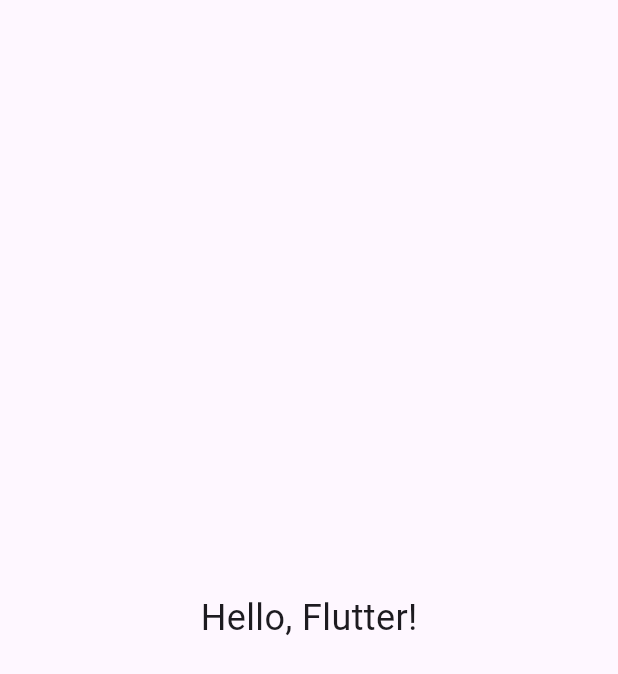
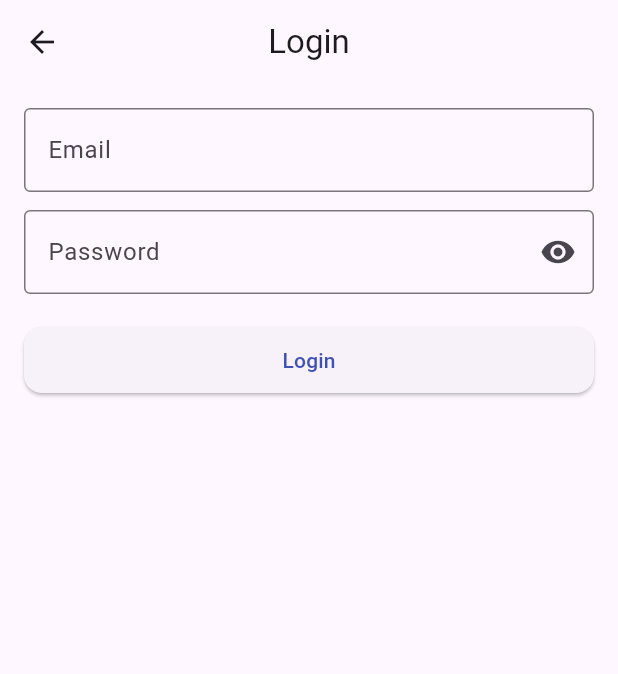
Before and after one commit to KhangTranManh/Final_Cross, a Flutter app: the screen it shows after launch, on a phone screen of 412 x 824 dp. Shown: the top 674 px of the screen. Run offline on Flutter 3.47's test engine with Material 3 defaults, Android fonts, the phone set to English and light mode, and no system bars.

Commit message:
update file

```diff
--- a/final_cross/lib/main.dart
+++ b/final_cross/lib/main.dart
@@ -1,23 +1,7 @@
 import 'package:flutter/material.dart';
+import 'src/app.dart';
 
 void main() {
-  runApp(const MyApp());
+  WidgetsFlutterBinding.ensureInitialized();
+  runApp(const App());
 }
-
-class MyApp extends StatelessWidget {
-  const MyApp({super.key});
-
-  @override
-  Widget build(BuildContext context) {
-    return const MaterialApp(
-      home: Scaffold(
-        body: Center(
-          child: Text(
-            'Hello, Flutter!',
-            style: TextStyle(fontSize: 24),
-          ),
-        ),
-      ),
-    );
-  }
-}
--- /dev/null
+++ b/final_cross/lib/src/app.dart
@@ -0,0 +1,22 @@
+import 'package:flutter/material.dart';
+import 'routes.dart';
+import 'theme.dart';
+import 'data/repositories/course_repository.dart';
+
+class App extends StatelessWidget {
+  const App({super.key});
+
+  @override
+  Widget build(BuildContext context) {
+    // Simple DI: pass repository into the router (replace with API later)
+    final courseRepo = CourseRepository.inMemory();
+
+    return MaterialApp(
+      title: 'E-Learning Demo',
+      theme: buildTheme(),
+      onGenerateRoute: (settings) => buildRoute(settings, courseRepo),
+      initialRoute: AppRoutes.login,
+      debugShowCheckedModeBanner: false,
+    );
+  }
+}
--- /dev/null
+++ b/final_cross/lib/src/constants/app_sizes.dart
@@ -0,0 +1,6 @@
+import 'package:flutter/widgets.dart';
+
+const gap8 = SizedBox(height: 8, width: 8);
+const gap12 = SizedBox(height: 12, width: 12);
+const gap16 = SizedBox(height: 16, width: 16);
+const pad16 = EdgeInsets.all(16);
--- /dev/null
+++ b/final_cross/lib/src/constants/app_strings.dart
@@ -0,0 +1,7 @@
+class AppStrings {
+  static const appName = 'E-Learning Demo';
+  static const login = 'Login';
+  static const email = 'Email';
+  static const password = 'Password';
+  static const courses = 'Courses';
+}
--- /dev/null
+++ b/final_cross/lib/src/data/models/course.dart
@@ -0,0 +1,15 @@
+class Course {
+  final String id;
+  final String title;
+  final String description;
+  final String thumbnailUrl;
+  final int lessonCount;
+
+  const Course({
+    required this.id,
+    required this.title,
+    required this.description,
+    required this.thumbnailUrl,
+    required this.lessonCount,
+  });
+}
--- /dev/null
+++ b/final_cross/lib/src/data/repositories/course_repository.dart
@@ -0,0 +1,41 @@
+import '../models/course.dart';
+
+class CourseRepository {
+  final List<Course> _seed;
+
+  CourseRepository._(this._seed);
+
+  factory CourseRepository.inMemory() => CourseRepository._([
+        const Course(
+          id: '1',
+          title: 'Flutter Basics',
+          description: 'Learn widgets, layouts, and navigation.',
+          thumbnailUrl: 'https://picsum.photos/seed/flutter/200/200',
+          lessonCount: 14,
+        ),
+        const Course(
+          id: '2',
+          title: 'Advanced Dart',
+          description: 'Types, async, isolates, and more.',
+          thumbnailUrl: 'https://picsum.photos/seed/dart/200/200',
+          lessonCount: 10,
+        ),
+        const Course(
+          id: '3',
+          title: 'State Management',
+          description: 'SetState, InheritedWidget, Provider intros.',
+          thumbnailUrl: 'https://picsum.photos/seed/state/200/200',
+          lessonCount: 12,
+        ),
+      ]);
+
+  Future<List<Course>> getCourses() async {
+    await Future.delayed(const Duration(milliseconds: 250)); // simulate network
+    return _seed;
+  }
+
+  Future<Course> getCourseById(String id) async {
+    await Future.delayed(const Duration(milliseconds: 200));
+    return _seed.firstWhere((c) => c.id == id);
+  }
+}
--- /dev/null
+++ b/final_cross/lib/src/features/auth/login_pages.dart
@@ -0,0 +1,118 @@
+import 'dart:convert';
+import 'package:flutter/foundation.dart';
+import 'package:flutter/material.dart';
+import 'package:http/http.dart' as http;
+
+class LoginPage extends StatefulWidget {
+  final VoidCallback onLoggedIn;
+  const LoginPage({super.key, required this.onLoggedIn});
+
+  @override
+  State<LoginPage> createState() => _LoginPageState();
+}
+
+class _LoginPageState extends State<LoginPage> {
+  final emailCtrl = TextEditingController();
+  final passCtrl = TextEditingController();
+  bool loading = false;
+  bool showPassword = false;
+  String? error;
+
+  // For Android emulator use 10.0.2.2, for iOS simulator 127.0.0.1,
+  // for real device use your PC LAN IP (e.g., http://192.168.1.100:5000)
+  static const String apiBase = 'http://10.0.2.2:5000';
+
+  Future<void> _login() async {
+    if (loading) return;
+    setState(() {
+      loading = true;
+      error = null;
+    });
+
+    final email = emailCtrl.text.trim();
+    final password = passCtrl.text.trim();
+
+    try {
+      final res = await http.post(
+        Uri.parse('$apiBase/auth/login'),
+        headers: const {"Content-Type": "application/json"},
+        body: jsonEncode({"email": email, "password": password}),
+      );
+
+      if (res.statusCode == 200) {
+        // try parse token
+        final data = _safeJson(res.body);
+        if (kDebugMode) {
+          debugPrint('Login OK: ${data['token']}');
+        }
+        widget.onLoggedIn();
+      } else {
+        final data = _safeJson(res.body);
+        setState(() => error = data['msg']?.toString() ?? 'Login failed (${res.statusCode})');
+      }
+    } catch (e) {
+      setState(() => error = 'Connection error: $e');
+    } finally {
+      if (mounted) setState(() => loading = false);
+    }
+  }
+
+  Map<String, dynamic> _safeJson(String body) {
+    try {
+      final obj = jsonDecode(body);
+      return (obj is Map<String, dynamic>) ? obj : <String, dynamic>{'raw': obj};
+    } catch (_) {
+      return {'msg': body}; // backend might have sent plain text
+    }
+  }
+
+  @override
+  Widget build(BuildContext context) {
+    return Scaffold(
+      appBar: AppBar(title: const Text('Login')),
+      body: Padding(
+        padding: const EdgeInsets.all(16),
+        child: Column(
+          children: [
+            TextField(
+              controller: emailCtrl,
+              keyboardType: TextInputType.emailAddress,
+              autocorrect: false,
+              enableSuggestions: false,
+              textInputAction: TextInputAction.next,
+              decoration: const InputDecoration(labelText: 'Email'),
+            ),
+            const SizedBox(height: 12),
+            TextField(
+              controller: passCtrl,
+              obscureText: !showPassword,
+              autocorrect: false,
+              enableSuggestions: false,
+              textInputAction: TextInputAction.done,
+              onSubmitted: (_) => _login(),
+              decoration: InputDecoration(
+                labelText: 'Password',
+                suffixIcon: IconButton(
+                  onPressed: () => setState(() => showPassword = !showPassword),
+                  icon: Icon(showPassword ? Icons.visibility_off : Icons.visibility),
+                ),
+              ),
+            ),
+            const SizedBox(height: 20),
+            if (error != null)
+              Padding(
+                padding: const EdgeInsets.only(bottom: 8),
+                child: Text(error!, style: const TextStyle(color: Colors.red)),
+              ),
+            loading
+                ? const CircularProgressIndicator()
+                : ElevatedButton(
+                    onPressed: _login,
+                    child: const Text('Login'),
+                  ),
+          ],
+        ),
+      ),
+    );
+  }
+}
--- /dev/null
+++ b/final_cross/lib/src/routes.dart
@@ -0,0 +1,34 @@
+import 'package:flutter/material.dart';
+import 'data/repositories/course_repository.dart';
+import 'features/auth/login_pages.dart';
+import 'features/course/course_list_page.dart';
+import 'features/course/course_detail_page.dart';
+
+class AppRoutes {
+  static const login = '/login';
+  static const courses = '/courses';
+  static const courseDetail = '/courses/detail';
+}
+
+Route<dynamic> buildRoute(RouteSettings settings, CourseRepository repo) {
+  switch (settings.name) {
+    case AppRoutes.login:
+      return MaterialPageRoute(builder: (context) => LoginPage(onLoggedIn: () {
+        Navigator.pushReplacementNamed(context, AppRoutes.courses);
+      }));
+
+    case AppRoutes.courses:
+      return MaterialPageRoute(builder: (_) => CourseListPage(repo: repo));
+
+    case AppRoutes.courseDetail:
+      final args = settings.arguments as CourseDetailArgs;
+      return MaterialPageRoute(
+        builder: (_) => CourseDetailPage(course: args.course),
+      );
+
+    default:
+      return MaterialPageRoute(
+        builder: (_) => const Scaffold(body: Center(child: Text('404'))),
+      );
+  }
+}
--- /dev/null
+++ b/final_cross/lib/src/theme.dart
@@ -0,0 +1,24 @@
+import 'package:flutter/material.dart';
+
+ThemeData buildTheme() {
+  final base = ThemeData.light();
+  return base.copyWith(
+    colorScheme: base.colorScheme.copyWith(
+      primary: Colors.indigo,
+      secondary: Colors.indigoAccent,
+    ),
+    appBarTheme: const AppBarTheme(
+      centerTitle: true,
+      elevation: 0,
+    ),
+    inputDecorationTheme: const InputDecorationTheme(
+      border: OutlineInputBorder(),
+    ),
+    elevatedButtonTheme: ElevatedButtonThemeData(
+      style: ElevatedButton.styleFrom(
+        minimumSize: const Size.fromHeight(44),
+        shape: RoundedRectangleBorder(borderRadius: BorderRadius.circular(12)),
+      ),
+    ),
+  );
+}
```
Also changed, not shown: final_cross/lib/src/features/course/course_detail_page.dart (added, +41 -0 lines), final_cross/lib/src/features/course/course_list_page.dart (added, +54 -0 lines), final_cross/lib/src/features/widgets/app_button.dart (added, +12 -0 lines), final_cross/pubspec.yaml (+17 -53 lines), final_cross/pubspec.lock, 11 other files.
